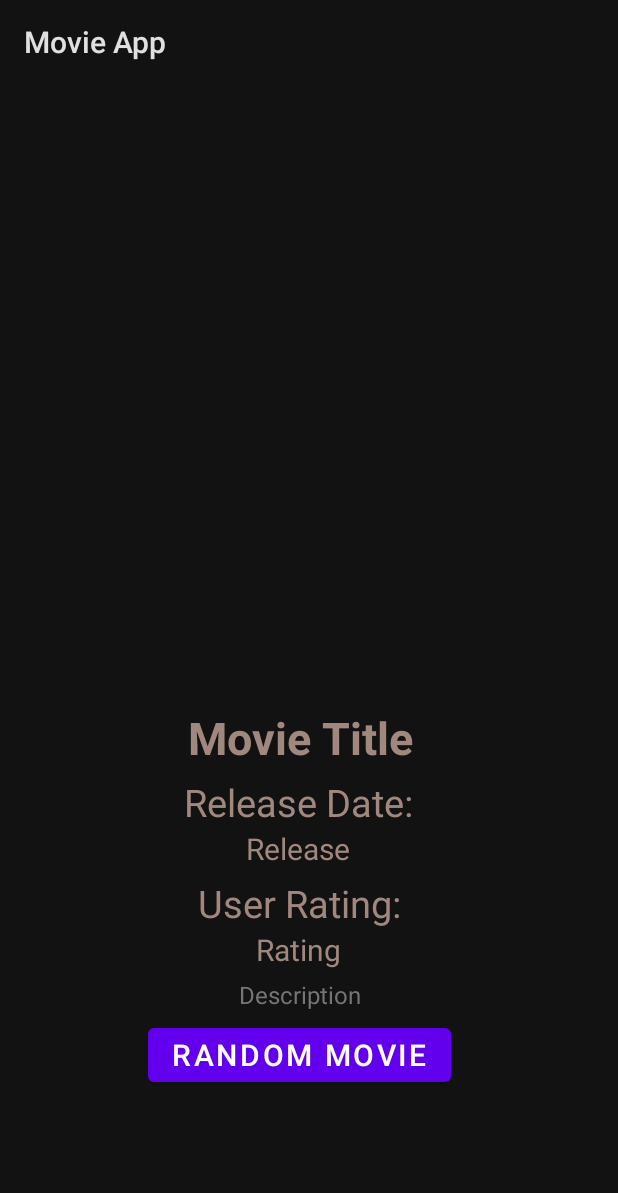
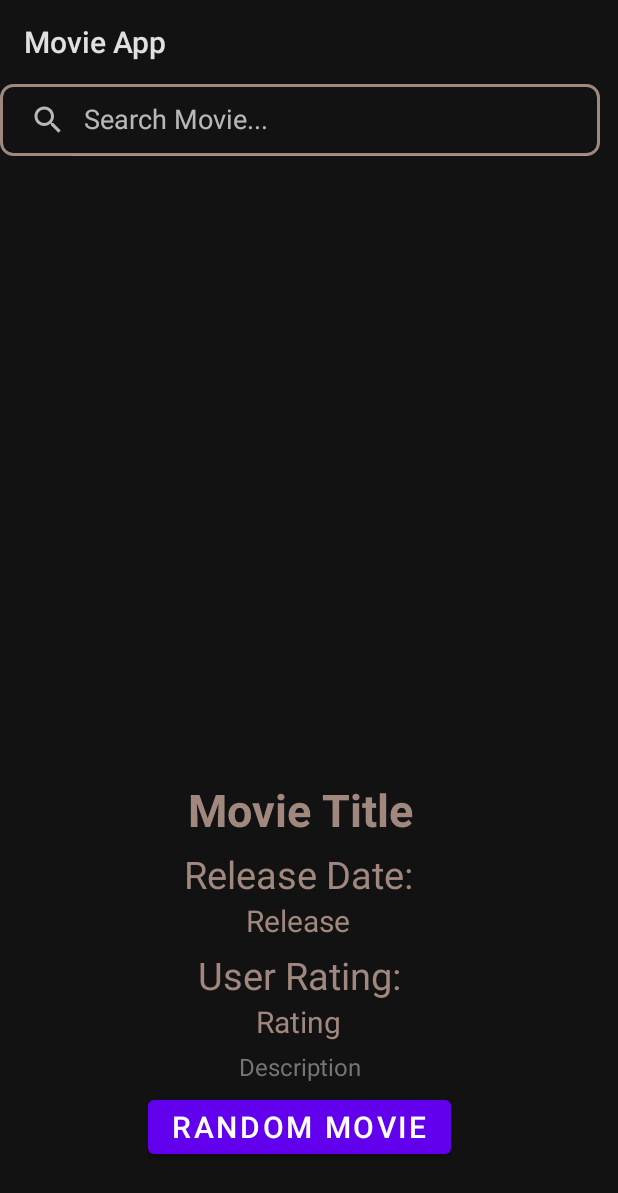
Before and after one commit to tehRyley/CIS240-RyleyGreen, an Android app: the screen it shows after launch (MainActivity), on a phone screen of 412 x 824 dp. Shown: the top 1193 px of the screen. Run offline under Robolectric (Android 15) with nearby library versions, the phone set to English and light mode, and no system bars; our stand-ins replace Volley; network calls fail.

Commit message:
Added simplified movie search fixed persistent data added persistent data for searched movies fixed issue with some movies not being recognized as unreleased

```diff
--- a/MovieApp/app/src/main/java/com/cis240/movieapp/MainActivity.java
+++ b/MovieApp/app/src/main/java/com/cis240/movieapp/MainActivity.java
@@ -4,17 +4,23 @@ import android.os.Bundle;
 import android.util.Log;
 import android.widget.Button;
 import android.widget.ImageView;
+import android.widget.SearchView;
 import android.widget.TextView;
+
 import androidx.annotation.NonNull;
 import androidx.appcompat.app.AppCompatActivity;
 import androidx.appcompat.app.AppCompatDelegate;
+
 import com.android.volley.Request;
 import com.android.volley.RequestQueue;
 import com.android.volley.toolbox.StringRequest;
 import com.android.volley.toolbox.Volley;
+
 import org.json.JSONArray;
 import org.json.JSONException;
 import org.json.JSONObject;
+
+import java.util.Objects;
 import java.util.Random;
 
 public class MainActivity extends AppCompatActivity {
@@ -24,11 +30,16 @@ public class MainActivity extends AppCompatActivity {
     private final String MOVIE_STATE = "movieState";
     static int ind = rand.nextInt(19);
     static int page = (rand.nextInt(19)) + 1;
+    static String urlPop = "https://api.themoviedb.org/3/discover/movie?api_key=8159d23abb93295d11bd8c077eb4629d&language=en-US&sort_by=popularity.desc&include_adult=false&page=" + page;
+    static String query;
+    static String searchUrl = "https://api.themoviedb.org/3/search/movie?api_key=8159d23abb93295d11bd8c077eb4629d&language=en-US&query="+ query +"&page=1&include_adult=false";
+    static int searchToggle = 0;
     ImageView imageView;
     TextView titleView;
     TextView releaseView;
     TextView scoreView;
     TextView descView;
+    SearchView searchView;
 
     @Override
     protected void onCreate(Bundle savedInstanceState) {
@@ -42,30 +53,58 @@ public class MainActivity extends AppCompatActivity {
         releaseView = findViewById(R.id.release);
         scoreView = findViewById(R.id.rating);
         descView = findViewById(R.id.desc);
+        searchView = findViewById(R.id.searchView2);
+        searchView.clearFocus();
+        searchView.setOnQueryTextListener(new SearchView.OnQueryTextListener() {
+            @Override
+            public boolean onQueryTextSubmit(String s) {
+                searchMovie(s);
+                return false;
+            }
+
+            @Override
+            public boolean onQueryTextChange(String s) {
+                return false;
+            }
+        });
         queue = Volley.newRequestQueue(this);
         //Button to get new index and page then build movie
         Button button = findViewById(R.id.movieGen);
         button.setOnClickListener(view -> {
             ind = rand.nextInt(19);
             page = (rand.nextInt(19)) + 1;
-            movieLoader(ind, page);
+            urlPop = "https://api.themoviedb.org/3/discover/movie?api_key=8159d23abb93295d11bd8c077eb4629d&language=en-US&sort_by=popularity.desc&include_adult=false&page=" + page;
+            movieLoader(ind, urlPop);
         });
         //Check for saved instance
         if (savedInstanceState == null) {
             ind = rand.nextInt(19);
             page = (rand.nextInt(19)) + 1;
-            movieLoader(ind, page);
+            urlPop = "https://api.themoviedb.org/3/discover/movie?api_key=8159d23abb93295d11bd8c077eb4629d&language=en-US&sort_by=popularity.desc&include_adult=false&page=" + page;
+            movieLoader(ind, urlPop);
         } else {
             String movieState = savedInstanceState.getString(MOVIE_STATE);
             setState(movieState);
         }
     }
 
+    private void searchMovie(String query) {
+        searchUrl = "https://api.themoviedb.org/3/search/movie?api_key=8159d23abb93295d11bd8c077eb4629d&language=en-US&query="+ query +"&page=1&include_adult=false";
+        ind = 0;
+        page = 1;
+        searchToggle = 1;
+        movieLoader(0, searchUrl);
+    }
+
     //Volley request and parse JSON for required info
-    public void movieLoader(int ind, int page) {
+    public void movieLoader(int ind, String url) {
+        if (Objects.equals(url, urlPop)) {
+            searchToggle = 0;
+        } else {
+            searchToggle = 1;
+        }
         //Grabs random page from TMDB API with a set of parameters (Rarely movies get passed the TMDB filters)
-        String urlPop = "https://api.themoviedb.org/3/discover/movie?api_key=8159d23abb93295d11bd8c077eb4629d&language=en-US&sort_by=popularity.desc&include_adult=false&page=" + page;
-        StringRequest request = new StringRequest(Request.Method.GET, urlPop, response -> {
+        StringRequest request = new StringRequest(Request.Method.GET, url, response -> {
             try {
                 JSONObject root = new JSONObject(response);
                 JSONArray result = root.getJSONArray("results");
@@ -83,6 +122,8 @@ public class MainActivity extends AppCompatActivity {
         queue.add(request);
     }
 
+
+
     //Grabs current index and page into string
     @Override
     protected void onSaveInstanceState(@NonNull Bundle outState) {
@@ -92,14 +133,20 @@ public class MainActivity extends AppCompatActivity {
 
 
     public static String getState() {
-        return "ind:" + MainActivity.ind + "one" + "page:" + MainActivity.page + "two";
+        return "ind:" + ind + "one" + "page:" + page + "two" + searchToggle;
     }
 
     //Parse current index and page to maintain same movie
     public void setState(String movieState) {
-        int ind = Integer.parseInt(movieState.substring(movieState.indexOf("ind") + 4, movieState.lastIndexOf("one")));
-        int page = Integer.parseInt(movieState.substring(movieState.indexOf("page") + 5, movieState.lastIndexOf("two")));
-        movieLoader(ind, page);
+         searchToggle = Integer.parseInt(movieState.substring(movieState.indexOf("two") + 3));
+         if (searchToggle == 0) {
+             ind = Integer.parseInt(movieState.substring(movieState.indexOf("ind") + 4, movieState.lastIndexOf("one")));
+             page = Integer.parseInt(movieState.substring(movieState.indexOf("page") + 5, movieState.lastIndexOf("two")));
+             urlPop = "https://api.themoviedb.org/3/discover/movie?api_key=8159d23abb93295d11bd8c077eb4629d&language=en-US&sort_by=popularity.desc&include_adult=false&page=" + page;
+             movieLoader(ind, urlPop);
+         } else {
+             movieLoader(0, searchUrl);
+         }
+
     }
-
 }
--- a/MovieApp/app/src/main/java/com/cis240/movieapp/MovieBuilder.java
+++ b/MovieApp/app/src/main/java/com/cis240/movieapp/MovieBuilder.java
@@ -17,7 +17,7 @@ public class MovieBuilder {
         titleView.setText(title);
         releaseView.setText(release);
         descView.setText(desc);
-        if (score.equals("0")) {
+        if (parseDouble(score) == 0) {
             String notReleased = "Unreleased";
             scoreView.setText(notReleased);
             scoreView.setTextColor(Color.WHITE);
--- /dev/null
+++ b/MovieApp/app/src/main/res/drawable/search_bg.xml
@@ -0,0 +1,8 @@
+<?xml version="1.0" encoding="utf-8"?>
+<shape xmlns:android="http://schemas.android.com/apk/res/android">
+
+    <corners android:radius="8dp"/>
+    <stroke android:color="#A1887F"
+        android:width="2dp"/>
+
+</shape>
--- a/MovieApp/app/src/main/res/layout-land/activity_main.xml
+++ b/MovieApp/app/src/main/res/layout-land/activity_main.xml
@@ -13,6 +13,18 @@
         android:layout_width="match_parent"
         android:layout_height="wrap_content"
         tools:context=".MainActivity">
+
+        <SearchView
+            android:id="@+id/searchView2"
+            android:layout_width="0dp"
+            android:layout_height="wrap_content"
+            android:background="@drawable/search_bg"
+            android:iconifiedByDefault="false"
+            android:queryHint="Search Movie..."
+            app:layout_constraintEnd_toEndOf="parent"
+            app:layout_constraintHorizontal_bias="1.0"
+            app:layout_constraintStart_toEndOf="@+id/poster"
+            app:layout_constraintTop_toTopOf="parent"></SearchView>
 
         <ImageView
             android:id="@+id/poster"
@@ -40,7 +52,7 @@
             app:layout_constraintEnd_toEndOf="parent"
             app:layout_constraintHorizontal_bias="0.977"
             app:layout_constraintStart_toEndOf="@+id/poster"
-            app:layout_constraintTop_toTopOf="parent" />
+            app:layout_constraintTop_toBottomOf="@+id/searchView2" />
 
         <TextView
             android:id="@+id/release"
--- a/MovieApp/app/src/main/res/layout/activity_main.xml
+++ b/MovieApp/app/src/main/res/layout/activity_main.xml
@@ -22,7 +22,7 @@
             app:layout_constraintEnd_toEndOf="parent"
             app:layout_constraintHorizontal_bias="0.491"
             app:layout_constraintStart_toStartOf="parent"
-            app:layout_constraintTop_toTopOf="parent"
+            app:layout_constraintTop_toBottomOf="@+id/searchView2"
             tools:ignore="ContentDescription,ImageContrastCheck"
             tools:srcCompat="@tools:sample/avatars" />
 
@@ -117,5 +117,18 @@
             app:layout_constraintEnd_toEndOf="parent"
             app:layout_constraintStart_toStartOf="parent"
             app:layout_constraintTop_toBottomOf="@+id/rating" />
+
+        <SearchView
+            android:id="@+id/searchView2"
+            android:layout_width="0dp"
+            android:layout_height="wrap_content"
+            android:background="@drawable/search_bg"
+            android:iconifiedByDefault="false"
+            android:queryHint="Search Movie..."
+            app:layout_constraintEnd_toEndOf="parent"
+            app:layout_constraintStart_toStartOf="parent"
+            app:layout_constraintTop_toTopOf="parent">
+        </SearchView>
+
     </androidx.constraintlayout.widget.ConstraintLayout>
 </ScrollView>
```
